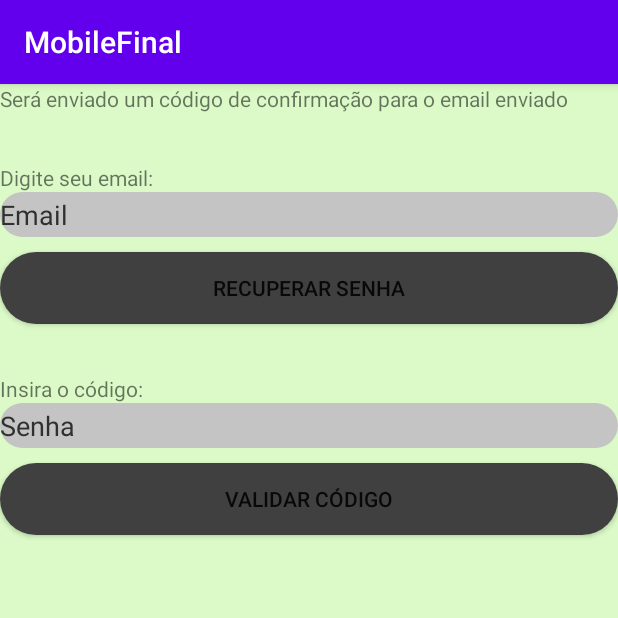
After one commit to Tyreum/Mobile-Final, an Android app: the activity_PassForgot screen opened directly, with no data from a screen before it, on a phone screen of 412 x 824 dp, the top half of it. The commit adds this screen. Run offline under Robolectric (Android 15) with nearby library versions, the phone set to English and light mode, and no system bars.

Commit message:
Tela cadastro e esqueceu senha feitas

```diff
--- a/app/src/main/AndroidManifest.xml
+++ b/app/src/main/AndroidManifest.xml
@@ -11,7 +11,10 @@
         android:supportsRtl="true"
         android:theme="@style/AppTheme"
         tools:ignore="GoogleAppIndexingWarning">
-        <activity android:name=".SplashScreen"
+        <activity android:name=".activity_PassForgot"></activity>
+        <activity android:name=".activity_cadastro" />
+        <activity
+            android:name=".SplashScreen"
             android:theme="@style/SplashTheme">
             <intent-filter>
                 <action android:name="android.intent.action.MAIN" />
--- /dev/null
+++ b/app/src/main/java/com/example/mobilefinal/activity_PassForgot.java
@@ -0,0 +1,14 @@
+package com.example.mobilefinal;
+
+import androidx.appcompat.app.AppCompatActivity;
+
+import android.os.Bundle;
+
+public class activity_PassForgot extends AppCompatActivity {
+
+    @Override
+    protected void onCreate(Bundle savedInstanceState) {
+        super.onCreate(savedInstanceState);
+        setContentView(R.layout.activity_pass_forgot);
+    }
+}
--- /dev/null
+++ b/app/src/main/res/drawable/button.xml
@@ -0,0 +1,6 @@
+<?xml version="1.0" encoding="utf-8"?>
+<shape xmlns:android="http://schemas.android.com/apk/res/android" android:shape="rectangle">
+    <size android:height="20dp" android:width="100dp"></size>
+    <solid android:color="@color/button"></solid>
+    <corners android:radius="35dp"> </corners>
+</shape>
--- /dev/null
+++ b/app/src/main/res/drawable/inputbox.xml
@@ -0,0 +1,8 @@
+<?xml version="1.0" encoding="utf-8"?>
+<shape xmlns:android="http://schemas.android.com/apk/res/android" android:shape="rectangle">
+    <size android:width="80dp"
+          android:height="30dp" />
+    <solid android:color="@color/inputbox"></solid>
+    <corners android:radius="25dp"></corners>
+
+</shape>
--- /dev/null
+++ b/app/src/main/res/layout/activity_pass_forgot.xml
@@ -0,0 +1,64 @@
+<?xml version="1.0" encoding="utf-8"?>
+<RelativeLayout xmlns:android="http://schemas.android.com/apk/res/android"
+    xmlns:app="http://schemas.android.com/apk/res-auto"
+    xmlns:tools="http://schemas.android.com/tools"
+    android:layout_width="match_parent"
+    android:layout_height="match_parent"
+    tools:context=".activity_PassForgot"
+    android:background="@color/background">
+
+    <LinearLayout
+        android:layout_width="match_parent"
+        android:layout_height="match_parent"
+        android:orientation="vertical">
+
+        <TextView
+            android:layout_width="wrap_content"
+            android:layout_height="wrap_content"
+            android:text="Será enviado um código de confirmação para o email enviado"/>
+
+
+        <TextView
+            android:layout_width="wrap_content"
+            android:layout_height="wrap_content"
+            android:text="Digite seu email:"
+            android:layout_marginTop="50px"/>
+
+        <EditText
+            android:layout_width="match_parent"
+            android:layout_height="wrap_content"
+            android:background="@drawable/inputbox"
+            android:hint="Email"
+            android:textColorHint="@color/TextDefault"/>
+
+        <Button
+            android:layout_width="match_parent"
+            android:layout_height="wrap_content"
+            android:text="Recuperar senha"
+            android:background="@drawable/button"
+            android:layout_marginTop="15px"
+            android:textColorHint="#FFF"/>
+        <TextView
+            android:layout_width="wrap_content"
+            android:layout_height="wrap_content"
+            android:text="Insira o código:"
+            android:layout_marginTop="50px"/>
+
+        <EditText
+            android:layout_width="match_parent"
+            android:layout_height="wrap_content"
+            android:background="@drawable/inputbox"
+            android:hint="Senha"
+            android:textColorHint="@color/TextDefault"/>
+
+        <Button
+            android:layout_width="match_parent"
+            android:layout_height="wrap_content"
+            android:text="Validar código"
+            android:background="@drawable/button"
+            android:layout_marginTop="15px"
+            android:textColorHint="#FFF"/>
+
+    </LinearLayout>
+
+</RelativeLayout>
--- a/app/src/main/res/values/colors.xml
+++ b/app/src/main/res/values/colors.xml
@@ -4,5 +4,7 @@
     <color name="colorPrimaryDark">#3700B3</color>
     <color name="colorAccent">#03DAC5</color>
     <color name="background">#DBFAC7</color>
+    <color name="inputbox">#C4C4C4</color>
+    <color name="button">#404040</color>
     <color name="TextDefault">#303030</color>
 </resources>
```
Also changed, not shown: app/src/main/java/com/example/mobilefinal/activity_cadastro.java (added, +14 -0 lines), app/src/main/res/layout/activity_cadastro.xml (added, +65 -0 lines), app/src/main/res/layout/activity_main.xml (+6 -2 lines).
